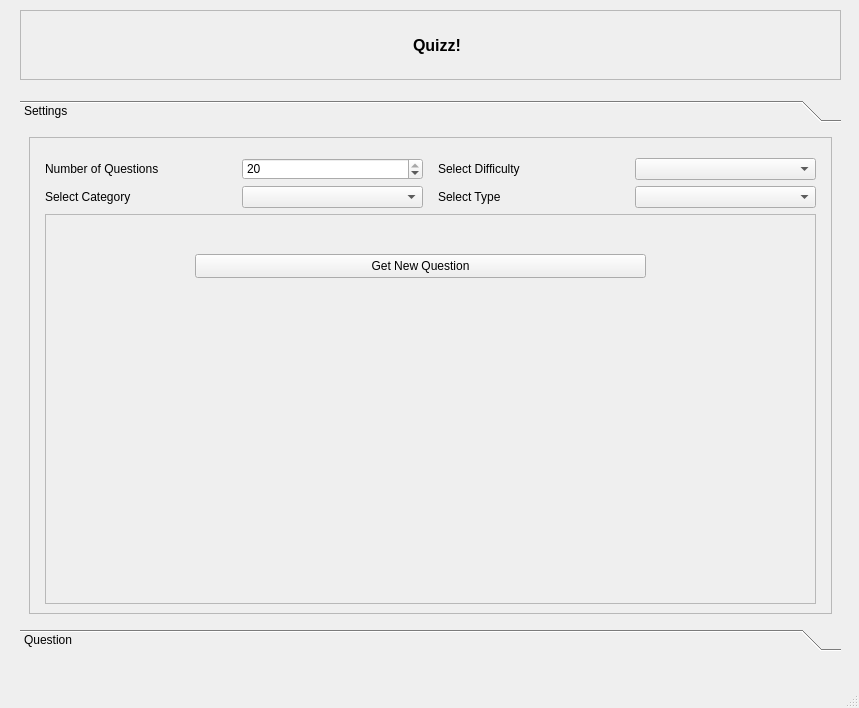
First picture: the form in quiz.ui, repository nimika24/mindzap1, before the edit.
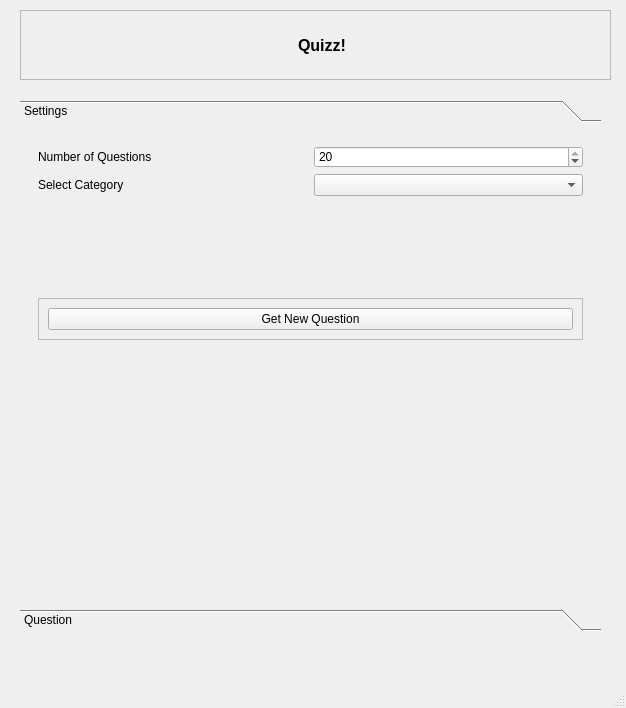
Second picture: the form after the edit. The open tabs and pages were chosen to show the change. Icons and pictures are not drawn.

Patch:
```diff
--- a/quiz.ui
+++ b/quiz.ui
@@ -6,7 +6,7 @@
    <rect>
     <x>0</x>
     <y>0</y>
-    <width>859</width>
+    <width>626</width>
     <height>708</height>
    </rect>
   </property>
@@ -83,8 +83,8 @@
      <rect>
       <x>20</x>
       <y>100</y>
-      <width>821</width>
-      <height>551</height>
+      <width>581</width>
+      <height>531</height>
      </rect>
     </property>
     <property name="currentIndex">
@@ -95,8 +95,8 @@
       <rect>
        <x>0</x>
        <y>0</y>
-       <width>821</width>
-       <height>491</height>
+       <width>581</width>
+       <height>461</height>
       </rect>
      </property>
      <attribute name="label">
@@ -105,66 +105,20 @@
      <layout class="QGridLayout" name="gridLayout_3">
       <item row="0" column="0">
        <widget class="QFrame" name="db_frame">
-        <property name="frameShape">
-         <enum>QFrame::Shape::StyledPanel</enum>
-        </property>
         <property name="frameShadow">
          <enum>QFrame::Shadow::Raised</enum>
         </property>
-        <layout class="QGridLayout" name="gridLayout_2">
-         <property name="leftMargin">
-          <number>15</number>
-         </property>
-         <property name="topMargin">
-          <number>20</number>
-         </property>
-         <property name="rightMargin">
-          <number>15</number>
-         </property>
-         <property name="bottomMargin">
-          <number>9</number>
-         </property>
-         <property name="horizontalSpacing">
-          <number>15</number>
-         </property>
-         <item row="1" column="0">
-          <widget class="QLabel" name="label_11">
-           <property name="text">
-            <string>Select Category</string>
-           </property>
-          </widget>
-         </item>
-         <item row="1" column="2">
-          <widget class="QLabel" name="label_13">
-           <property name="text">
-            <string>Select Type</string>
-           </property>
-          </widget>
-         </item>
-         <item row="0" column="3">
-          <widget class="QComboBox" name="comboBox_5"/>
-         </item>
+        <layout class="QGridLayout" name="gridLayout_4">
          <item row="0" column="0">
+          <layout class="QHBoxLayout" name="horizontalLayout_2">
+           <item>
           <widget class="QLabel" name="label_14">
            <property name="text">
             <string>Number of Questions</string>
            </property>
           </widget>
          </item>
-         <item row="1" column="1">
-          <widget class="QComboBox" name="comboBox_6"/>
-         </item>
-         <item row="1" column="3">
-          <widget class="QComboBox" name="comboBox_4"/>
-         </item>
-         <item row="0" column="2">
-          <widget class="QLabel" name="label_12">
-           <property name="text">
-            <string>Select Difficulty</string>
-           </property>
-          </widget>
-         </item>
-         <item row="0" column="1">
+           <item>
           <widget class="QSpinBox" name="spinBox_2">
            <property name="minimum">
             <number>1</number>
@@ -177,7 +131,35 @@
            </property>
           </widget>
          </item>
-         <item row="2" column="0" colspan="4">
+          </layout>
+         </item>
+         <item row="4" column="0">
+          <spacer name="verticalSpacer_3">
+           <property name="orientation">
+            <enum>Qt::Orientation::Vertical</enum>
+           </property>
+           <property name="sizeHint" stdset="0">
+            <size>
+             <width>20</width>
+             <height>289</height>
+            </size>
+           </property>
+          </spacer>
+         </item>
+         <item row="2" column="0">
+          <spacer name="verticalSpacer_2">
+           <property name="orientation">
+            <enum>Qt::Orientation::Vertical</enum>
+           </property>
+           <property name="sizeHint" stdset="0">
+            <size>
+             <width>20</width>
+             <height>140</height>
+            </size>
+           </property>
+          </spacer>
+         </item>
+         <item row="3" column="0">
           <widget class="QFrame" name="frame_2">
            <property name="frameShape">
             <enum>QFrame::Shape::StyledPanel</enum>
@@ -185,21 +167,31 @@
            <property name="frameShadow">
             <enum>QFrame::Shadow::Raised</enum>
            </property>
+           <layout class="QGridLayout" name="gridLayout_2">
+            <item row="0" column="0">
            <widget class="QPushButton" name="pushButton_4">
-            <property name="geometry">
-             <rect>
-              <x>150</x>
-              <y>40</y>
-              <width>451</width>
-              <height>24</height>
-             </rect>
-            </property>
             <property name="text">
              <string>Get New Question</string>
             </property>
            </widget>
+            </item>
+           </layout>
           </widget>
          </item>
+         <item row="1" column="0">
+          <layout class="QHBoxLayout" name="horizontalLayout_4">
+           <item>
+            <widget class="QLabel" name="label_11">
+             <property name="text">
+              <string>Select Category</string>
+             </property>
+            </widget>
+           </item>
+           <item>
+            <widget class="QComboBox" name="comboBox_6"/>
+           </item>
+          </layout>
+         </item>
         </layout>
        </widget>
       </item>
@@ -235,45 +227,6 @@
            <property name="frameShadow">
             <enum>QFrame::Shadow::Raised</enum>
            </property>
-           <layout class="QGridLayout" name="gridLayout_4">
-            <property name="horizontalSpacing">
-             <number>30</number>
-            </property>
-            <item row="0" column="0">
-             <layout class="QHBoxLayout" name="horizontalLayout">
-              <property name="spacing">
-               <number>2</number>
-              </property>
-              <item>
-               <widget class="QLabel" name="label_7">
-                <property name="text">
-                 <string>Category</string>
-                </property>
-               </widget>
-              </item>
-              <item>
-               <widget class="QLineEdit" name="lineEdit"/>
-              </item>
-             </layout>
-            </item>
-            <item row="0" column="1">
-             <layout class="QHBoxLayout" name="horizontalLayout_2">
-              <property name="spacing">
-               <number>2</number>
-              </property>
-              <item>
-               <widget class="QLabel" name="label_8">
-                <property name="text">
-                 <string>Difficulty</string>
-                </property>
-               </widget>
-              </item>
-              <item>
-               <widget class="QLineEdit" name="lineEdit_2"/>
-              </item>
-             </layout>
-            </item>
-            <item row="0" column="2">
              <widget class="QLabel" name="question_count_label">
               <property name="text">
                <string>10/20</string>
@@ -282,8 +235,23 @@
                <set>Qt::AlignmentFlag::AlignCenter</set>
               </property>
              </widget>
-            </item>
-           </layout>
+           <widget class="QWidget" name="">
+            <layout class="QHBoxLayout" name="horizontalLayout">
+             <property name="spacing">
+              <number>2</number>
+             </property>
+             <item>
+              <widget class="QLabel" name="label_7">
+               <property name="text">
+                <string>Category</string>
+               </property>
+              </widget>
+             </item>
+             <item>
+              <widget class="QLineEdit" name="lineEdit"/>
+             </item>
+            </layout>
+           </widget>
           </widget>
          </item>
          <item>
@@ -394,7 +362,7 @@
      <rect>
       <x>20</x>
       <y>10</y>
-      <width>821</width>
+      <width>591</width>
       <height>70</height>
      </rect>
     </property>
```
Left out of the diff: 24 changed lines with no effect on the pictures. Lines whose indentation alone changed are shown as unchanged.
